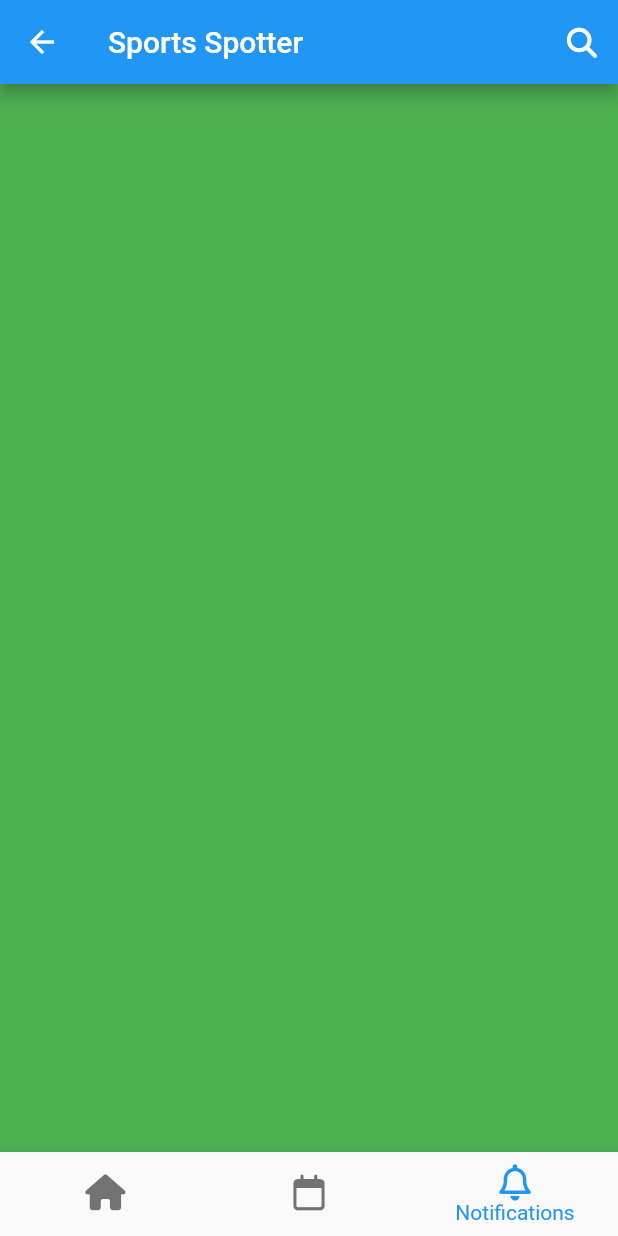
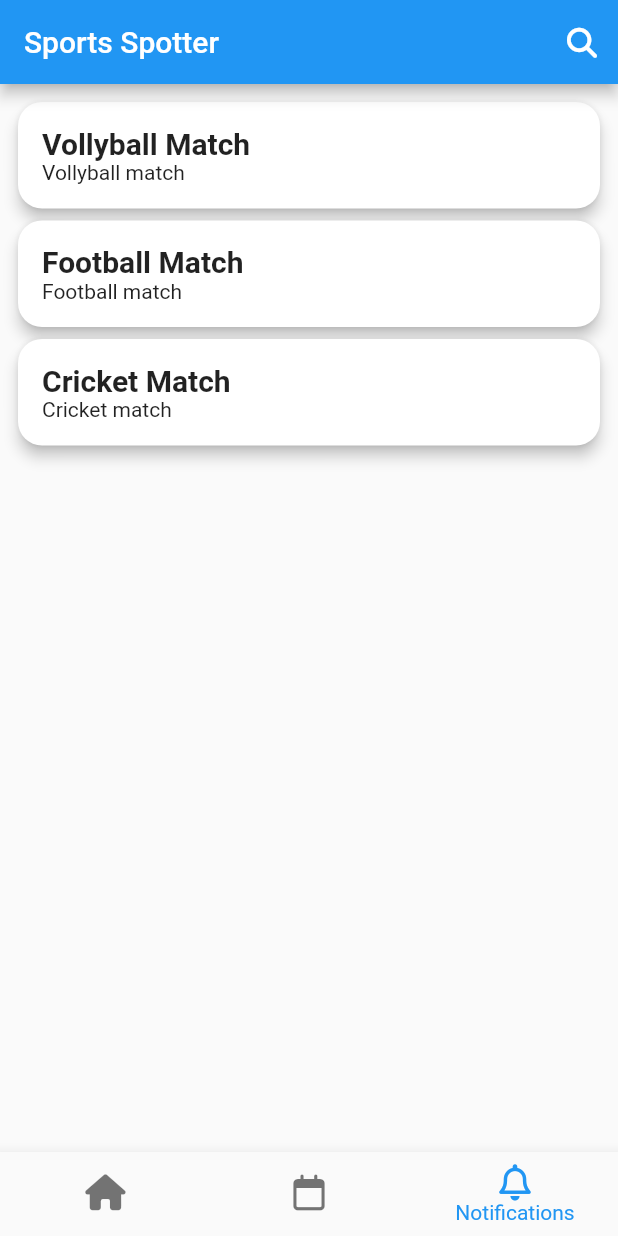
Before and after one commit to toshika-del/sports-spotter, a Flutter app: the HomeScreen screen opened directly, item 3 of the bottom bar chosen, on a phone screen of 412 x 824 dp. Run offline on Flutter 3.47's test engine with Material 2 defaults, Android fonts, the phone set to English and light mode, and no system bars; our stand-ins replace font_awesome_flutter, google_fonts; network calls fail.

Commit message:
adds components

```diff
--- a/frontend/sports_spotter/lib/app.dart
+++ b/frontend/sports_spotter/lib/app.dart
@@ -1,6 +1,6 @@
 import 'package:flutter/material.dart';
 import 'package:sports_spotter/constants.dart';
-import 'package:sports_spotter/screens/loginscreen.dart';
+import 'package:sports_spotter/screens/homescreen.dart';
 
 class App extends StatelessWidget {
   const App({super.key});
@@ -9,7 +9,7 @@ class App extends StatelessWidget {
   Widget build(BuildContext context) {
     return MaterialApp(
       title: title,
-      home: const LoginScreen(),
+      home: const HomeScreen(),
       theme: ThemeData(
           useMaterial3: false,
           elevatedButtonTheme: ElevatedButtonThemeData(
--- /dev/null
+++ b/frontend/sports_spotter/lib/components/alerts.dart
@@ -0,0 +1,19 @@
+import 'package:flutter/material.dart';
+import 'package:sports_spotter/constants.dart';
+import 'package:sports_spotter/widgets/alert_item.dart';
+
+class Alerts extends StatelessWidget {
+  const Alerts({super.key});
+
+  @override
+  Widget build(BuildContext context) {
+    return ListView(
+      padding: paddingAll8,
+      children: const [
+        AlertItem(title: 'Vollyball Match', description: 'Vollyball match'),
+        AlertItem(title: 'Football Match', description: 'Football match'),
+        AlertItem(title: 'Cricket Match', description: 'Cricket match'),
+      ],
+    );
+  }
+}
--- /dev/null
+++ b/frontend/sports_spotter/lib/components/events_calandar.dart
@@ -0,0 +1,15 @@
+import 'package:flutter/material.dart';
+
+class EventsCalandar extends StatefulWidget {
+  const EventsCalandar({super.key});
+
+  @override
+  State<EventsCalandar> createState() => _EventsCalandarState();
+}
+
+class _EventsCalandarState extends State<EventsCalandar> {
+  @override
+  Widget build(BuildContext context) {
+    return Container();
+  }
+}
--- a/frontend/sports_spotter/lib/screens/homescreen.dart
+++ b/frontend/sports_spotter/lib/screens/homescreen.dart
@@ -1,5 +1,7 @@
 import 'package:flutter/material.dart';
 import 'package:font_awesome_flutter/font_awesome_flutter.dart';
+import 'package:sports_spotter/components/alerts.dart';
+import 'package:sports_spotter/components/events_calandar.dart';
 import 'package:sports_spotter/components/home.dart';
 import 'package:sports_spotter/constants.dart';
 
@@ -28,15 +30,7 @@ class _HomeScreenState extends State<HomeScreen> {
       ),
       body: IndexedStack(
         index: navIndex,
-        children: [
-          const Home(),
-          Container(
-            color: Colors.indigo,
-          ),
-          Container(
-            color: Colors.green,
-          ),
-        ],
+        children: const [Home(), EventsCalandar(), Alerts()],
       ),
       bottomNavigationBar: BottomNavigationBar(
         currentIndex: navIndex,
--- /dev/null
+++ b/frontend/sports_spotter/lib/widgets/alert_item.dart
@@ -0,0 +1,27 @@
+import 'package:flutter/material.dart';
+import 'package:sports_spotter/constants.dart';
+
+class AlertItem extends StatelessWidget {
+  final String title;
+  final String description;
+  const AlertItem({super.key, required this.title, required this.description});
+
+  @override
+  Widget build(BuildContext context) {
+    return Card(
+      child: Padding(
+        padding: paddingAll16,
+        child: Column(
+          crossAxisAlignment: CrossAxisAlignment.start,
+          children: [
+            Text(
+              title,
+              style: const TextStyle(fontSize: 20, fontWeight: FontWeight.bold),
+            ),
+            Text(description)
+          ],
+        ),
+      ),
+    );
+  }
+}
```
